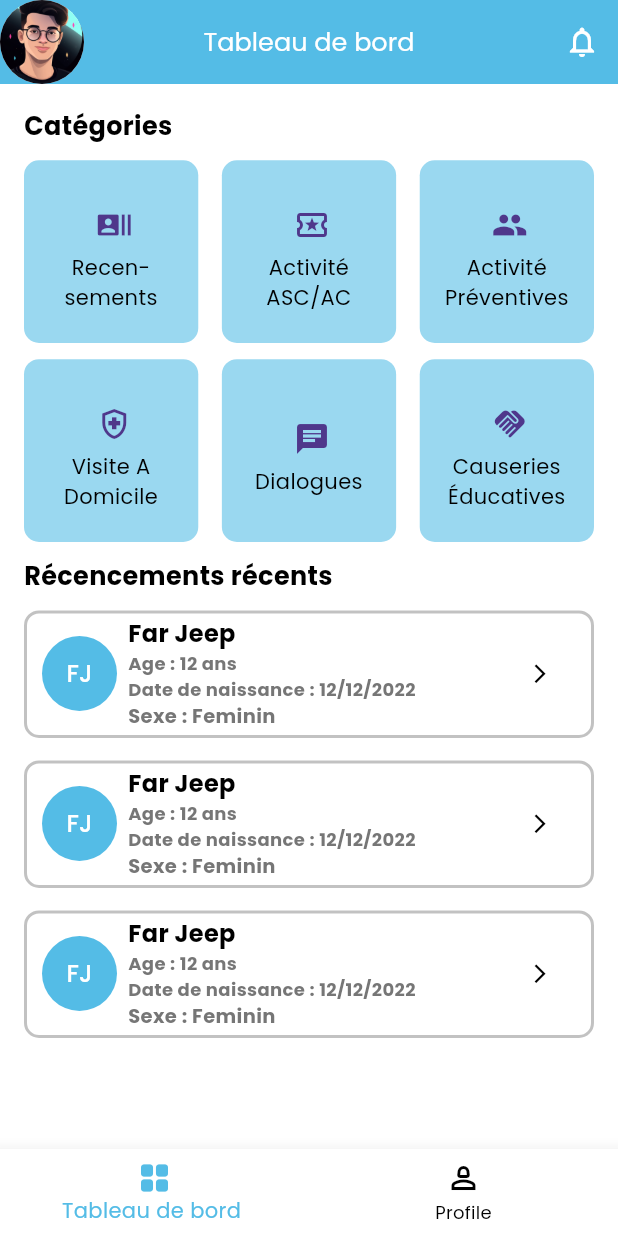
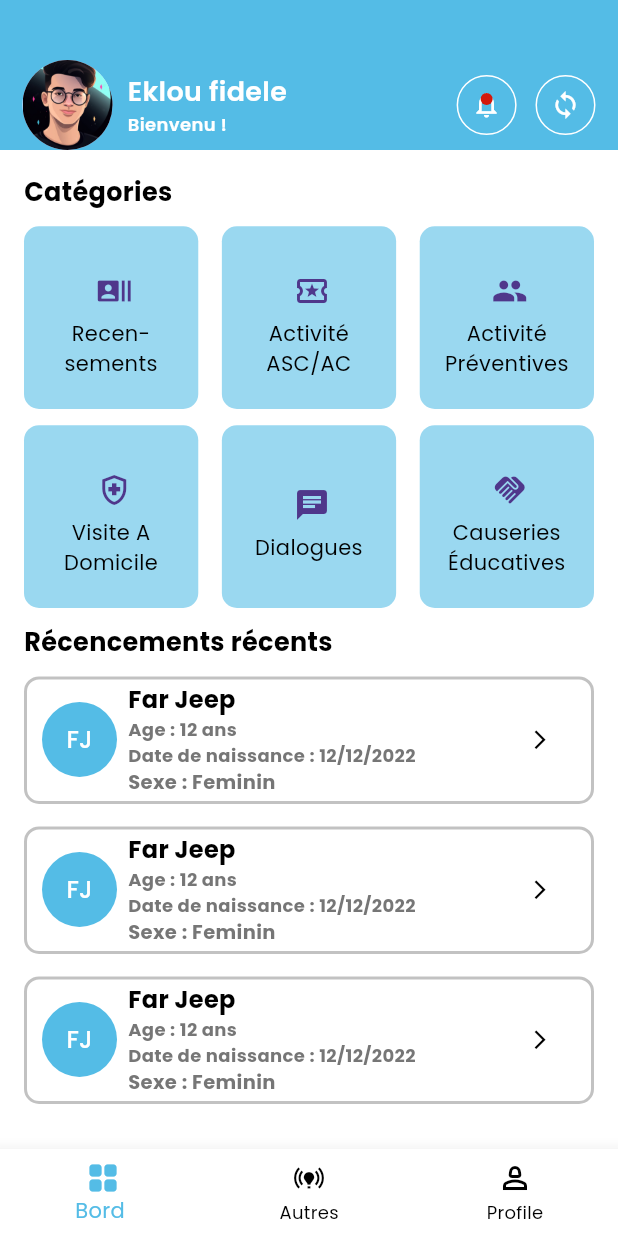
Before and after one commit to mayi2126/contact_tracing, a Flutter app: the DashboardPage screen opened by its route, on a phone screen of 412 x 824 dp. Run offline on Flutter 3.47's test engine with Material 3 defaults, Android fonts, the phone set to English and light mode, and no system bars; our stand-ins replace equatable, flutter_bloc, flutter_screenutil, flutter_secure_storage, google_fonts, jwt_decoder; accounts and stored records are empty.

Commit message:
Change dashbord app Bar

```diff
--- a/tracking/lib/Presentation/dashboard/main.dart
+++ b/tracking/lib/Presentation/dashboard/main.dart
@@ -30,29 +30,104 @@ class _DashboardPageState extends State<DashboardPage> {
   Widget build(BuildContext context) {
     return Scaffold(
       appBar: _selectedIndex == 0
-          ? AppBar(
-              centerTitle: true,
-              automaticallyImplyLeading: false,
-              backgroundColor: Palette.primary,
-              title: const Text(
-                "Tableau de bord",
-                style: TextStyle(color: Palette.white, fontSize: 17),
+          ?  PreferredSize(
+          preferredSize: const Size(
+            double.infinity,
+            100,
           ),
-              leading: const CircleAvatar(
-                backgroundColor: Palette.white,
+          child: Container(
+            color: Palette.primary,
+            child: Padding(
+              padding: const EdgeInsets.fromLTRB(15, 40, 15, 10),
+              child: Column(
+                children: [
+                  Row(
+                    children: [
+                      const CircleAvatar(
                         backgroundImage: AssetImage("assets/jpg/pp.jpg"),
-                // radius: 5,
-                minRadius: 5,
+                        radius: 30,
                       ),
-              actions: [
+                      const SizedBox(
+                        width: 10,
+                      ),
+                      const Column(
+                        crossAxisAlignment: CrossAxisAlignment.start,
+                        children: [
+                          Text(
+                            "Eklou fidele",
+                            style: TextStyle(
+                                color: Palette.white,
+                                fontWeight: FontWeight.w600,
+                                fontSize: 18),
+                          ),
+                          Text(
+                            "Bienvenu !",
+                            style: TextStyle(
+                                color: Palette.white,
+                                fontWeight: FontWeight.w600,
+                                fontSize: 12),
+                          )
+                        ],
+                      ),
+                      const Spacer(),
+                      Container(
+                        width: 40,
+                        height: 40,
+                        decoration: BoxDecoration(
+                          borderRadius: BorderRadius.circular(50),
+                          border: Border.all(
+                            color: Palette.white,
+                          ),
+                        ),
+                        child: Stack(
+                          children: [
                             IconButton(
                               onPressed: () {},
                               icon: const Icon(
-                      Icons.notifications_outlined,
+                                Icons.notifications_none_outlined,
+                                size: 20,
                                 color: Palette.white,
+                              ),
+                            ),
+                            const Positioned(
+                              right: 15,
+                              left: 15,
+                              top: 10,
+                                child: CircleAvatar(
+                              backgroundColor: Palette.danger,
+                              radius: 5,
+                            ),
+                            ),
+                          ],
+                        ),
+                      ),
+                      12.horizontalSpace,
+                      Container(
+                        width: 40,
+                        height: 40,
+                        decoration: BoxDecoration(
+                          borderRadius: BorderRadius.circular(50),
+                          border: Border.all(
+                            color: Palette.white,
+                          ),
+                        ),
+                        child: IconButton(
+                          onPressed: () {},
+                          icon: const Icon(
+                            Icons.sync_sharp,
+                            size: 20,
+                            color: Palette.white,
+                          ),
+                        ),
+                      )
+                    ],
+                  ),
+
+
+                ],
+              ),
+            ),
           ))
-              ],
-            )
           : AppBar(
               backgroundColor: Palette.white,
               leading: IconButton(
@@ -90,7 +165,11 @@ class _DashboardPageState extends State<DashboardPage> {
         items: const <BottomNavigationBarItem>[
           BottomNavigationBarItem(
             icon: Icon(Icons.grid_view_rounded),
-            label: 'Tableau de bord ',
+            label: 'Bord ',
+          ),
+          BottomNavigationBarItem(
+            icon: Icon(Icons.online_prediction_sharp),
+            label: 'Autres',
           ),
           BottomNavigationBarItem(
             icon: Icon(Icons.person_2_outlined),
```
Lines whose indentation alone changed are shown as unchanged.
